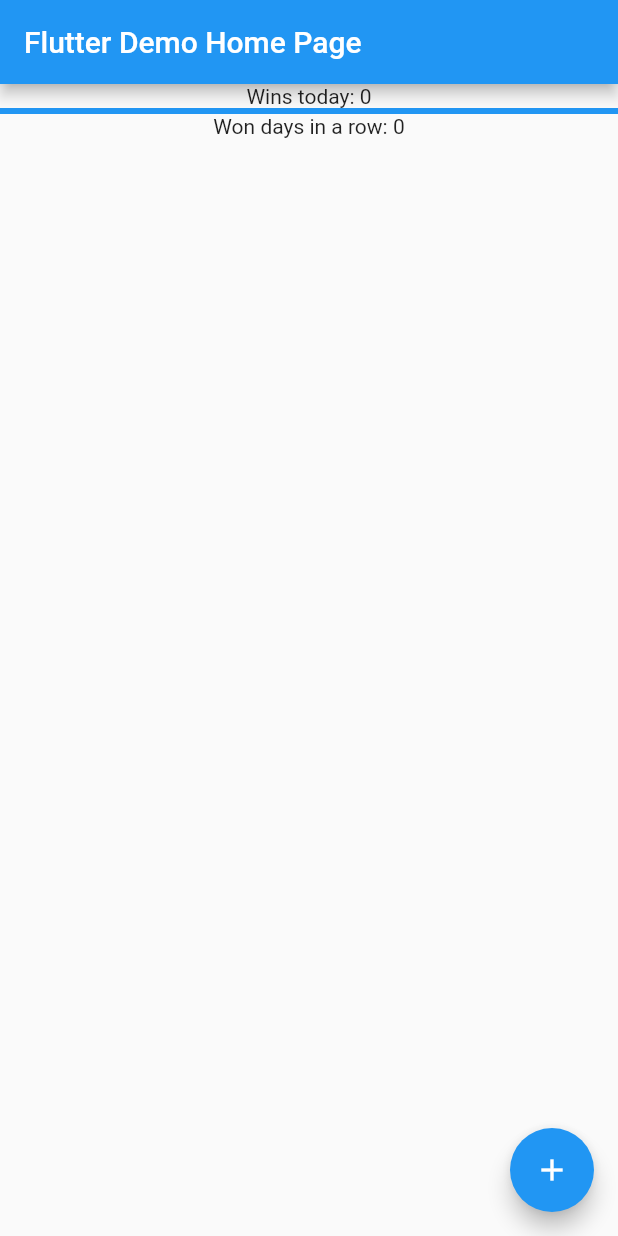
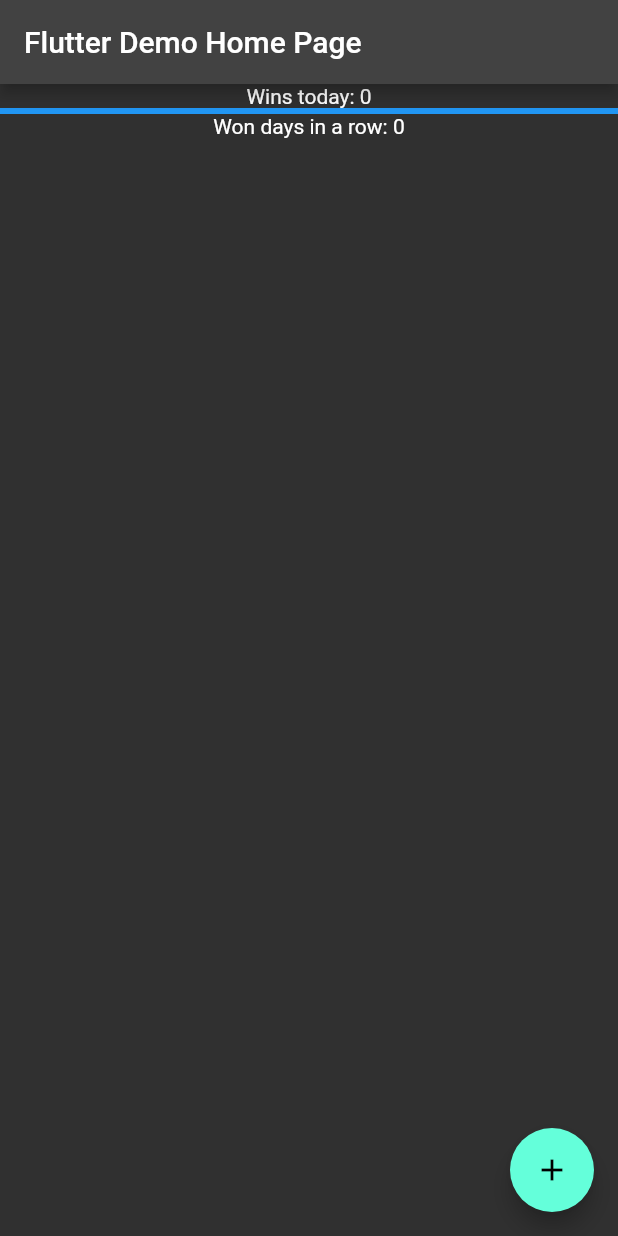
Before and after one commit to Undeadlol1/flow_todo_flutter, a Flutter app: the screen it shows after launch, on a phone screen of 412 x 824 dp. Run offline on Flutter 3.47's test engine with Material 2 defaults, Android fonts, the phone set to English and light mode, and no system bars; our stand-ins replace bloc, flutter_bloc.

```diff
--- a/lib/main.dart
+++ b/lib/main.dart
@@ -12,18 +12,7 @@ class MyApp extends StatelessWidget {
   Widget build(BuildContext context) {
     return MaterialApp(
       title: 'Flutter Demo',
-      theme: ThemeData(
-        // This is the theme of your application.
-        //
-        // Try running your application with "flutter run". You'll see the
-        // application has a blue toolbar. Then, without quitting the app, try
-        // changing the primarySwatch below to Colors.green and then invoke
-        // "hot reload" (press "r" in the console where you ran "flutter run",
-        // or simply save your changes to "hot reload" in a Flutter IDE).
-        // Notice that the counter didn't reset back to zero; the application
-        // is not restarted.
-        primarySwatch: Colors.blue,
-      ),
+      theme: ThemeData.dark(),
       home: const MyHomePage(title: 'Flutter Demo Home Page'),
     );
   }
```
Also changed, not shown: lib/features/tasks/presentation/tasks_list.dart (+14 -1 lines), 1 other file.
